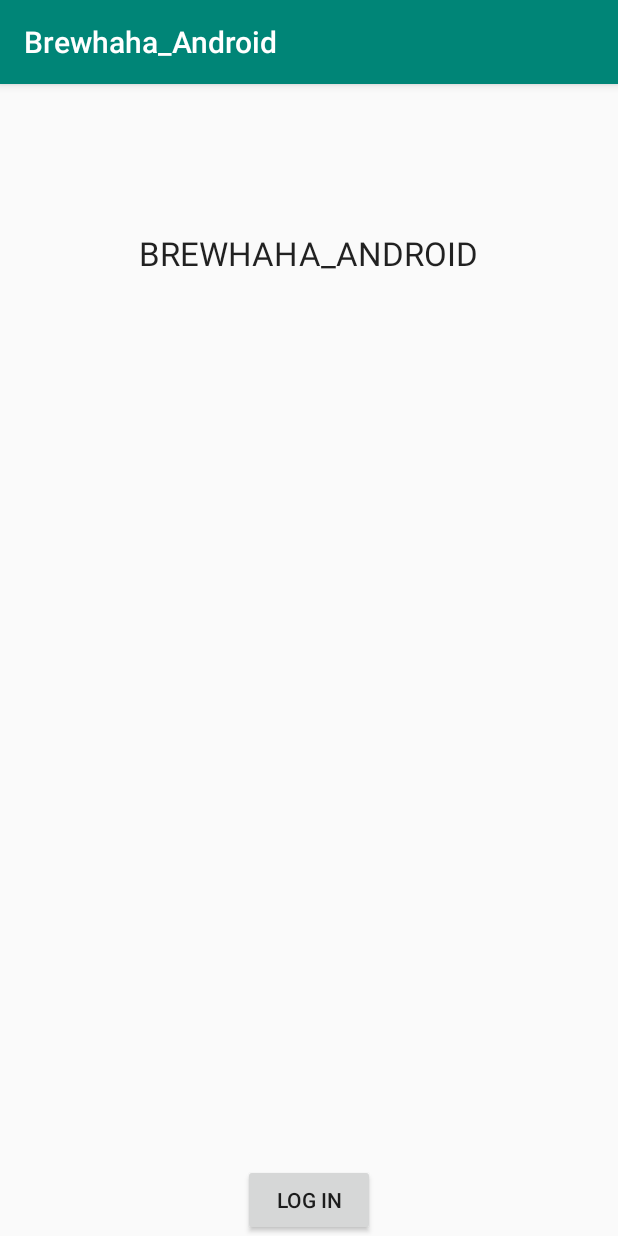
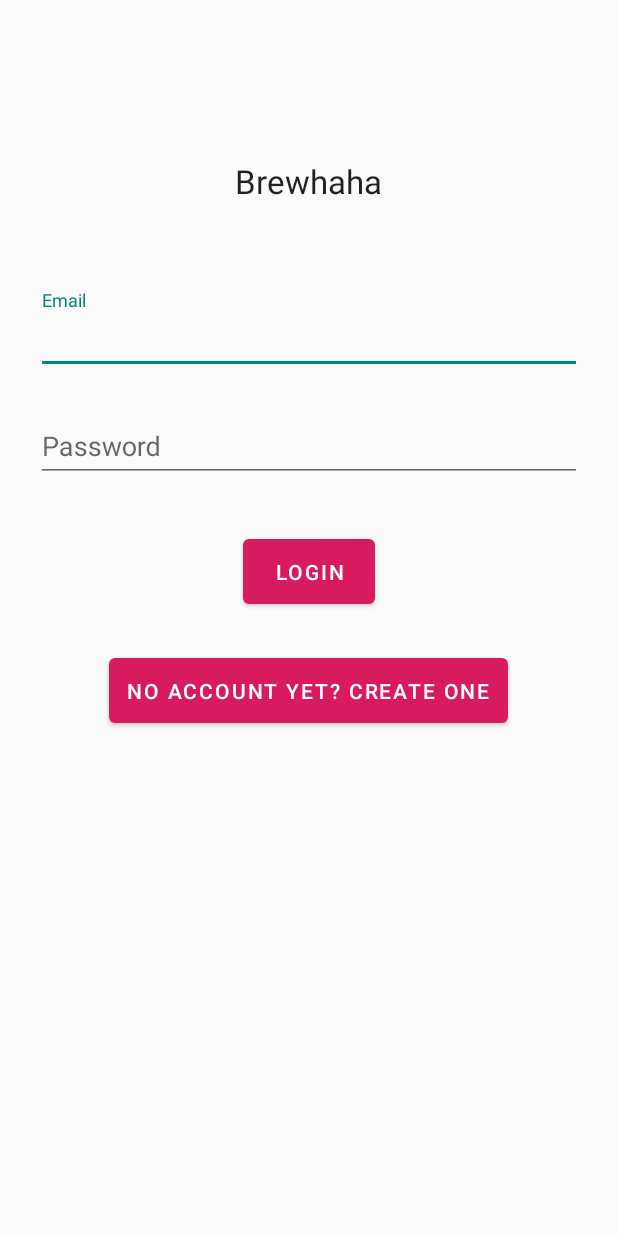
Before and after one commit to brewhaha-jd/brewhaha, an Android app: the screen it shows after launch (MainActivity before the commit, LoginActivity after it), on a phone screen of 412 x 824 dp. Run offline under Robolectric (Android 15) with nearby library versions, the light colour scheme and no system bars.

Commit message:
Moved login to main screen, added registration view

```diff
--- a/Android/app/build.gradle
+++ b/Android/app/build.gradle
@@ -27,6 +27,7 @@ dependencies {
     implementation fileTree(dir: 'libs', include: ['*.jar'])
     implementation "org.jetbrains.kotlin:kotlin-stdlib-jdk7:$kotlin_version"
     implementation 'androidx.appcompat:appcompat:1.0.2'
+    implementation 'com.google.android.material:material:1.1.0-alpha09'
     implementation 'androidx.core:core-ktx:1.0.2'
     implementation 'androidx.constraintlayout:constraintlayout:1.1.3'
     testImplementation 'junit:junit:4.12'
--- a/Android/app/src/main/AndroidManifest.xml
+++ b/Android/app/src/main/AndroidManifest.xml
@@ -8,9 +8,9 @@
             android:label="@string/app_name"
             android:roundIcon="@mipmap/ic_launcher_round"
             android:supportsRtl="true"
-            android:theme="@style/AppTheme">
-        <activity android:name=".login">
-        </activity>
+            android:theme="@style/Theme.MaterialComponents.Light.NoActionBar.Bridge">
+        <activity android:name=".Controllers.LoginActivity"></activity>
+        <activity android:name=".Controllers.RegisterActivity"></activity>
         <activity android:name=".Controllers.MainActivity">
             <intent-filter>
                 <action android:name="android.intent.action.MAIN"/>
--- a/Android/app/src/main/java/com/example/brewhaha_android/Controllers/LoginActivity.kt
+++ b/Android/app/src/main/java/com/example/brewhaha_android/Controllers/LoginActivity.kt
@@ -1,13 +1,34 @@
 package com.example.brewhaha_android.Controllers
 
+import android.content.Intent
 import android.os.Bundle
 import androidx.appcompat.app.AppCompatActivity
 import com.example.brewhaha_android.R
+import android.widget.Button
+import android.widget.EditText
+import com.google.android.material.button.MaterialButton
+import com.google.android.material.textfield.TextInputEditText
 
 class LoginActivity : AppCompatActivity() {
+
+    var _register_button: Button? = null
+    var _login_button: Button? = null
+    var _email_text: EditText? = null
+    var _password_text: EditText? = null
 
     override fun onCreate(savedInstanceState: Bundle?) {
         super.onCreate(savedInstanceState)
         setContentView(R.layout.activity_login)
+
+        _register_button = findViewById<MaterialButton>(R.id.registerButton)
+        _login_button = findViewById<MaterialButton>(R.id.loginButton)
+        _email_text = findViewById<TextInputEditText>(R.id.emailText)
+        _password_text = findViewById<TextInputEditText>(R.id.passwordText)
+//        _login_button.setOnClickListener()
+
+        _register_button!!.setOnClickListener {
+            val intent = Intent(this, RegisterActivity::class.java)
+            startActivity(intent)
+        }
     }
 }
--- a/Android/app/src/main/java/com/example/brewhaha_android/Controllers/MainActivity.kt
+++ b/Android/app/src/main/java/com/example/brewhaha_android/Controllers/MainActivity.kt
@@ -11,9 +11,7 @@ class MainActivity : AppCompatActivity() {
     override fun onCreate(savedInstanceState: Bundle?) {
         super.onCreate(savedInstanceState)
         setContentView(R.layout.activity_main)
-    }
 
-    fun showLogin(view: View): Unit{
         val intent = Intent(this, LoginActivity::class.java)
         startActivity(intent)
     }
--- a/Android/app/src/main/res/layout/activity_login.xml
+++ b/Android/app/src/main/res/layout/activity_login.xml
@@ -2,52 +2,78 @@
 <androidx.constraintlayout.widget.ConstraintLayout
         xmlns:android="http://schemas.android.com/apk/res/android"
         xmlns:tools="http://schemas.android.com/tools"
+        xmlns:app="http://schemas.android.com/apk/res-auto"
         android:layout_width="match_parent"
         android:layout_height="match_parent"
         tools:context=".Controllers.LoginActivity">
 
     <LinearLayout
-            android:orientation="vertical"
+        android:layout_width="match_parent"
+        android:layout_height="match_parent"
+        android:orientation="vertical"
+        android:layout_marginLeft="24dp"
+        android:layout_marginRight="24dp"
+        android:layout_marginTop="56dp">
+
+        <com.google.android.material.textview.MaterialTextView
+            android:text="Brewhaha"
+            android:textAppearance="@style/TextAppearance.AppCompat.Large"
+            android:layout_width="wrap_content"
+            android:layout_height="wrap_content"
+            android:layout_gravity="center"
+            android:layout_marginTop="50dp"
+            android:layout_marginBottom="50dp"/>
+
+        <!--  Email Label -->
+        <com.google.android.material.textfield.TextInputLayout
             android:layout_width="match_parent"
-            android:layout_height="match_parent" tools:layout_editor_absoluteY="184dp" tools:layout_editor_absoluteX="8dp"
-            android:layout_centerVertical="true"
-            android:padding="48dp">
-        <TextView
+            android:layout_height="wrap_content"
+            android:layout_marginBottom="8dp"
+            android:layout_marginTop="8dp">
+
+            <com.google.android.material.textfield.TextInputEditText
+                android:id="@+id/emailText"
                 android:layout_width="match_parent"
                 android:layout_height="wrap_content"
-                android:layout_marginTop="75dp"
-                android:layout_marginBottom="20dp"
-                android:text="@string/email_login"
-                android:textAppearance="@style/TextAppearance.AppCompat.Large"
-                android:textAllCaps="true"
-                android:layout_centerVertical="true"/>
-        <EditText
+                android:hint="Email"
+                android:inputType="textEmailAddress" />
+        </com.google.android.material.textfield.TextInputLayout>
+
+        <!--  Password Label -->
+        <com.google.android.material.textfield.TextInputLayout
+            android:layout_width="match_parent"
+            android:layout_height="wrap_content"
+            android:layout_marginBottom="8dp"
+            android:layout_marginTop="8dp">
+
+            <com.google.android.material.textfield.TextInputEditText
+                android:id="@+id/passwordText"
                 android:layout_width="match_parent"
                 android:layout_height="wrap_content"
-                android:inputType="textEmailAddress"
-                android:ems="10"
-                android:id="@+id/editText"/>
-        <TextView
-                android:layout_width="match_parent"
-                android:layout_height="wrap_content"
-                android:layout_marginTop="75dp"
-                android:layout_marginBottom="20dp"
-                android:text="@string/password_login"
-                android:textAppearance="@style/TextAppearance.AppCompat.Large"
-                android:textAllCaps="true"
-                android:layout_centerVertical="true"/>
-        <EditText
-                android:layout_width="match_parent"
-                android:layout_height="wrap_content"
-                android:inputType="textPassword"
-                android:ems="10"
-                android:id="@+id/editText2"/>
-        <Button
-                android:text="Log In"
-                android:layout_marginTop="50dp"
-                android:layout_width="match_parent"
-                android:layout_height="wrap_content" android:id="@+id/login_button"/>
+                android:hint="Password"
+                android:inputType="textPassword" />
+        </com.google.android.material.textfield.TextInputLayout>
+
+        <com.google.android.material.button.MaterialButton
+            android:id="@+id/loginButton"
+            android:layout_gravity="center"
+            android:layout_width="wrap_content"
+            android:layout_height="wrap_content"
+            android:layout_marginTop="24dp"
+            android:padding="12dp"
+            app:backgroundTint="@color/colorAccent"
+            android:text="Login" />
+
+        <com.google.android.material.button.MaterialButton
+            android:id="@+id/registerButton"
+            android:layout_width="wrap_content"
+            android:layout_height="wrap_content"
+            android:layout_gravity="center"
+            android:layout_marginTop="24dp"
+            android:layout_marginBottom="24dp"
+            android:padding="12dp"
+            app:backgroundTint="@color/colorAccent"
+            android:text="No account yet? Create one"/>
+
     </LinearLayout>
-
-
 </androidx.constraintlayout.widget.ConstraintLayout>
--- a/Android/app/src/main/res/layout/activity_main.xml
+++ b/Android/app/src/main/res/layout/activity_main.xml
@@ -7,26 +7,4 @@
         android:layout_height="match_parent"
         tools:context=".Controllers.MainActivity">
 
-    <TextView
-            android:layout_width="wrap_content"
-            android:layout_height="wrap_content"
-            android:text="@string/app_name"
-            app:layout_constraintBottom_toBottomOf="parent"
-            app:layout_constraintLeft_toLeftOf="parent"
-            app:layout_constraintRight_toRightOf="parent"
-            app:layout_constraintTop_toTopOf="parent" app:layout_constraintHorizontal_bias="0.498"
-            app:layout_constraintVertical_bias="0.133" android:textAppearance="@style/TextAppearance.AppCompat.Large"
-            android:textAllCaps="true"
-            android:layout_centerVertical="true"/>
-    <Button
-            android:text="Log In"
-            android:onClick="showLogin"
-            app:layout_constraintBottom_toBottomOf="parent"
-            app:layout_constraintLeft_toLeftOf="parent"
-            app:layout_constraintRight_toRightOf="parent"
-            android:layout_width="wrap_content"
-            android:layout_height="wrap_content" tools:layout_editor_absoluteY="361dp"
-            tools:layout_editor_absoluteX="93dp" android:id="@+id/button"/>
-
-
 </androidx.constraintlayout.widget.ConstraintLayout>
--- a/Android/build.gradle
+++ b/Android/build.gradle
@@ -8,7 +8,7 @@ buildscript {
 
     }
     dependencies {
-        classpath 'com.android.tools.build:gradle:3.4.2'
+        classpath 'com.android.tools.build:gradle:3.5.0'
         classpath "org.jetbrains.kotlin:kotlin-gradle-plugin:$kotlin_version"
         // NOTE: Do not place your application dependencies here; they belong
         // in the individual module build.gradle files
```
Also changed, not shown: Android/app/src/main/java/com/example/brewhaha_android/Controllers/RegisterActivity.kt (added, +33 -0 lines), Android/app/src/main/res/layout/activity_register.xml (added, +114 -0 lines), Android/gradle/wrapper/gradle-wrapper.properties.
